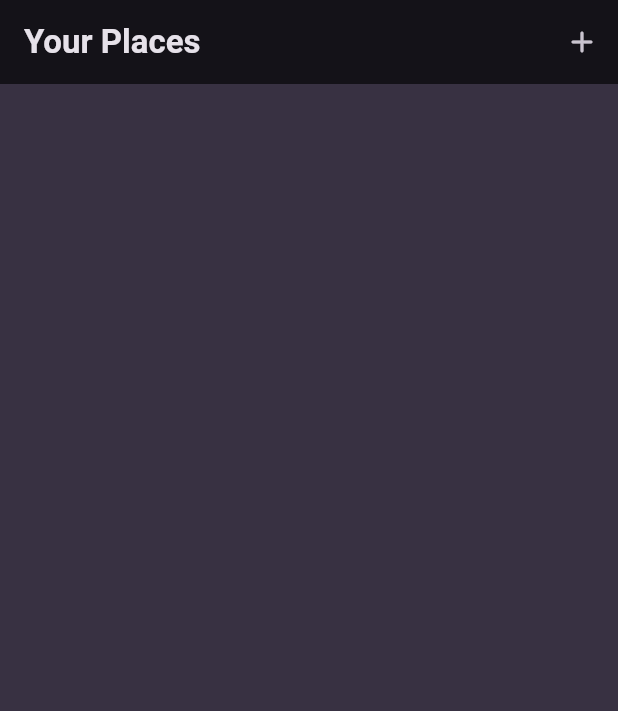
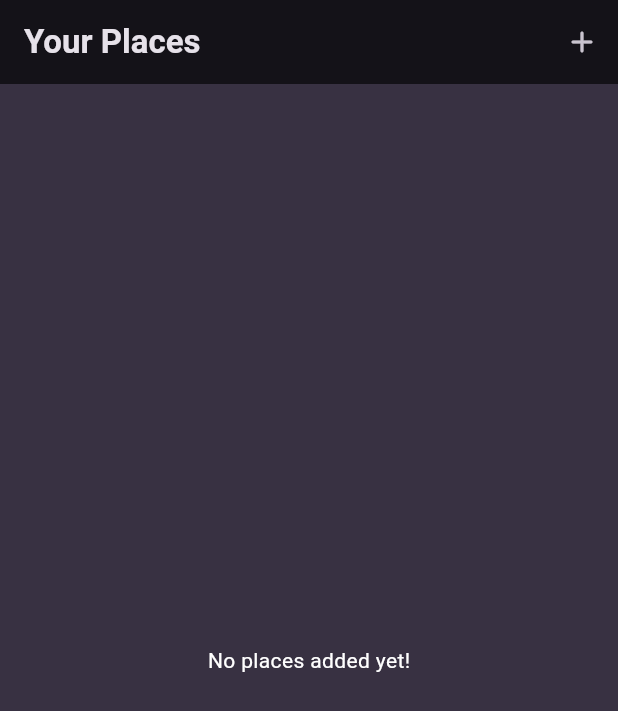
Before and after one commit to FadyFawzyOfficial/favorite_places, a Flutter app: the screen it shows after launch, on a phone screen of 412 x 824 dp. Shown: the top 711 px of the screen. Run offline on Flutter 3.47's test engine with Material 3 defaults, Android fonts, the phone set to English and light mode, and no system bars; our stand-ins replace flutter_riverpod, google_fonts.

Commit message:
7. Build widget for empty state while there is no places in the list

```diff
--- a/lib/providers/places_provider.dart
+++ b/lib/providers/places_provider.dart
@@ -3,10 +3,10 @@ import 'package:flutter_riverpod/flutter_riverpod.dart';
 import '../models/place.dart';
 
 class PlacesNotifier extends StateNotifier<List<Place>> {
-  PlacesNotifier() : super([]);
+  PlacesNotifier() : super(const []);
 
   void addPlace({required Place place}) {
-    state = [...state, place];
+    state = [place, ...state];
   }
 }
 
--- a/lib/widgets/places_list_view.dart
+++ b/lib/widgets/places_list_view.dart
@@ -1,7 +1,8 @@
-import 'package:favorite_places/providers/places_provider.dart';
 import 'package:flutter/material.dart';
 import 'package:flutter_riverpod/flutter_riverpod.dart';
 
+import '../models/place.dart';
+import '../providers/places_provider.dart';
 import 'place_list_tile.dart';
 
 class PlacesListView extends ConsumerWidget {
@@ -10,9 +11,36 @@ class PlacesListView extends ConsumerWidget {
   @override
   Widget build(context, ref) {
     final places = ref.watch(placesProvider);
+    return places.isEmpty
+        ? const PlacesEmptyState()
+        : PlacesList(places: places);
+  }
+}
+
+class PlacesList extends StatelessWidget {
+  const PlacesList({super.key, required this.places});
+
+  final List<Place> places;
+
+  @override
+  Widget build(context) {
     return ListView.builder(
       itemCount: places.length,
       itemBuilder: (context, index) => PlaceListTile(place: places[index]),
     );
   }
 }
+
+class PlacesEmptyState extends StatelessWidget {
+  const PlacesEmptyState({super.key});
+
+  @override
+  Widget build(context) {
+    return const Center(
+      child: Text(
+        'No places added yet!',
+        style: TextStyle(color: Colors.white),
+      ),
+    );
+  }
+}
```
